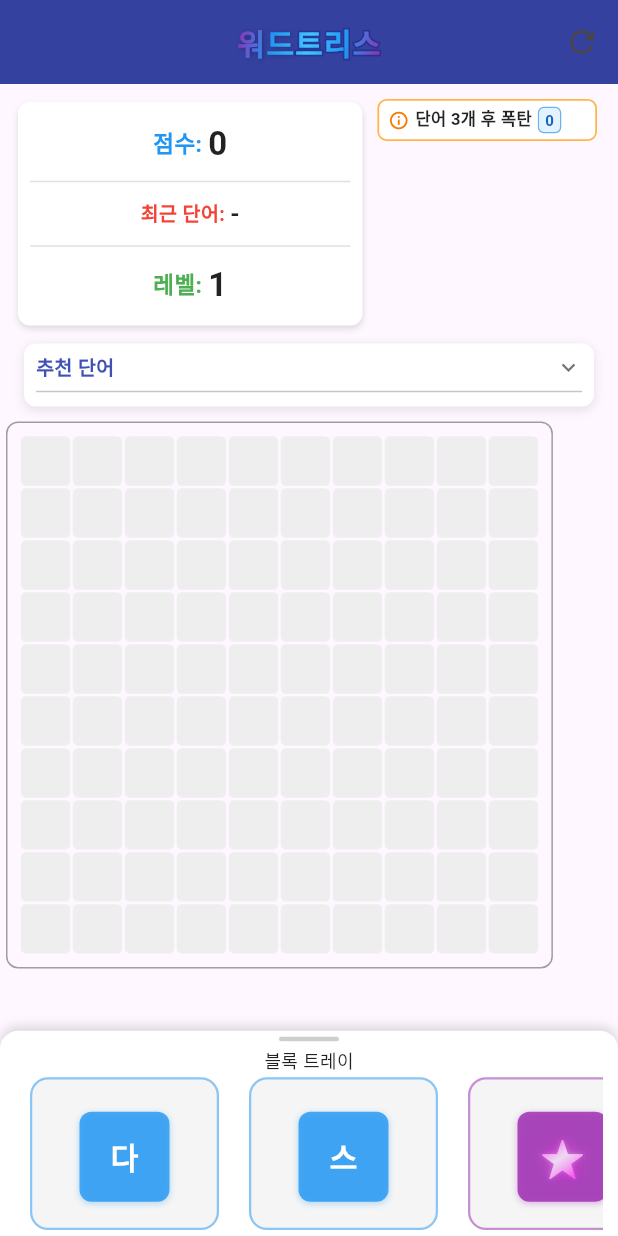
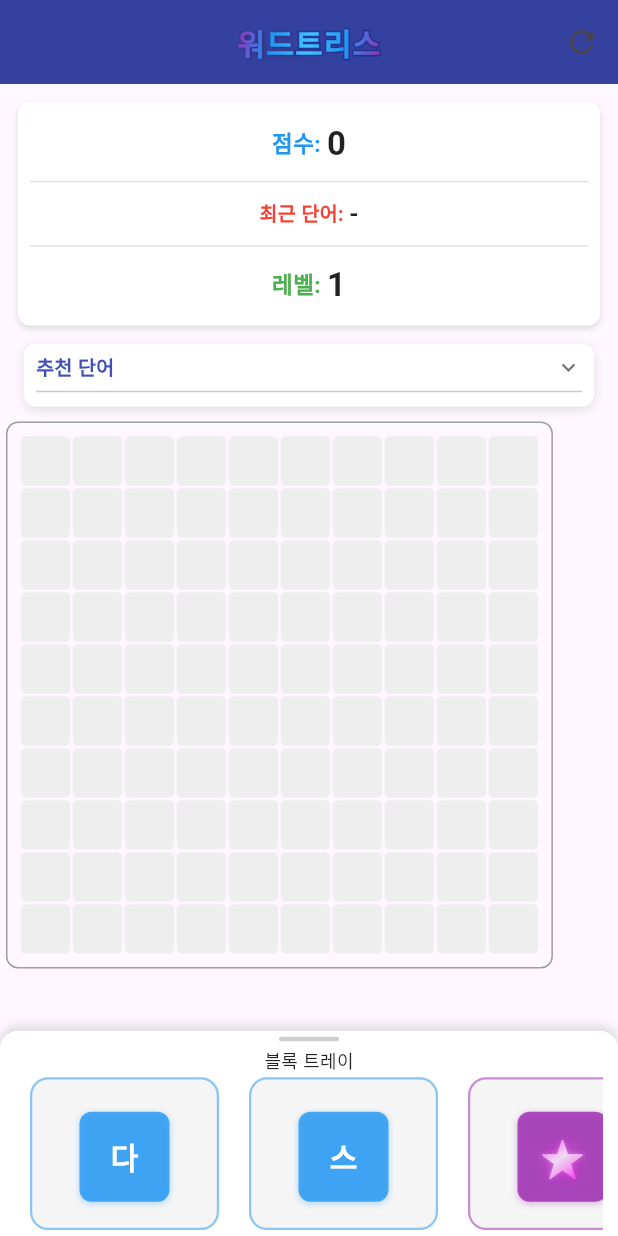
Before and after one commit to BongsooJeong/wordtris, a Flutter app: the screen it shows after launch, on a phone screen of 412 x 824 dp. Run offline on Flutter 3.47's test engine with Material 3 defaults, Android fonts, the phone set to English and light mode, and no system bars; our stand-ins replace sqflite; accounts and stored records are empty; statements that could not run were skipped.

Commit message:
폭탄 표시기 기능 제거: bomb_indicator.dart 파일 삭제, game_layout.dart에서 BombIndicator 위젯 사용 코드 제거, game_screen.dart에서 BombIndicator 관련 주석 제거

```diff
--- a/lib/screens/game_screen.dart
+++ b/lib/screens/game_screen.dart
@@ -37,9 +37,6 @@ import '../widgets/word_suggestions.dart';
 /// UI 구성 메서드:
 /// - build(BuildContext context): Widget
 ///   전체 게임 화면 구성
-///
-/// - _buildBombIndicator(GameProvider gameProvider): Widget
-///   폭탄 생성 상태 표시 위젯 구성
 
 /// 게임 화면 위젯
 class GameScreen extends StatefulWidget {
--- a/lib/widgets/bomb_indicator.dart
+++ /dev/null
@@ -1,266 +0,0 @@
-import 'package:flutter/material.dart';
-import '../providers/game_provider.dart';
-
-/// 폭탄 생성 상태를 표시하는 위젯
-class BombIndicator extends StatelessWidget {
-  final GameProvider gameProvider;
-  final bool isCompactMode; // 모바일 뷰를 위한 컴팩트 모드
-
-  const BombIndicator({
-    Key? key,
-    required this.gameProvider,
-    this.isCompactMode = false, // 기본값은 일반 모드
-  }) : super(key: key);
-
-  @override
-  Widget build(BuildContext context) {
-    // 폭탄 생성까지 남은 턴 수 계산 (3의 배수마다 생성)
-    int clearedWords = gameProvider.wordClearCount;
-    int remainingTurns = 3 - (clearedWords % 3);
-    bool bombActive = remainingTurns == 0 || gameProvider.bombGenerated;
-
-    // 화면 크기 확인
-    final screenWidth = MediaQuery.of(context).size.width;
-    final isSmallScreen = screenWidth < 360;
-    final isVerySmallScreen = screenWidth < 320;
-
-    // 상태 텍스트 및 색상 설정 (화면 크기에 따라 다르게)
-    String statusText = bombActive
-        ? '💣 폭탄 준비!'
-        : isCompactMode
-            ? isVerySmallScreen
-                ? '폭탄 준비중'
-                : isSmallScreen
-                    ? '폭탄 준비중'
-                    : '단어 3개 후 폭탄'
-            : isSmallScreen
-                ? '단어 3개 완성 후 폭탄 등장'
-                : '단어 3개 완성 후 폭탄이 나타납니다';
-
-    Color borderColor = bombActive ? Colors.red : Colors.orange.shade300;
-    Color bgColor = bombActive ? Colors.red.shade50 : Colors.white;
-    Color textColor = bombActive ? Colors.red.shade700 : Colors.black87;
-
-    // 가장 컴팩트한 디자인 (컴팩트 모드 + 매우 작은 화면)
-    if (isCompactMode && isVerySmallScreen) {
-      return Container(
-        padding: const EdgeInsets.symmetric(vertical: 2.0, horizontal: 4.0),
-        margin: const EdgeInsets.symmetric(vertical: 1.0, horizontal: 2.0),
-        decoration: BoxDecoration(
-          color: bgColor,
-          borderRadius: BorderRadius.circular(4.0),
-          border: Border.all(
-            color: borderColor,
-            width: 1.0,
-          ),
-        ),
-        child: Row(
-          mainAxisSize: MainAxisSize.min,
-          children: [
-            Icon(
-              bombActive ? Icons.warning_amber : Icons.info_outline,
-              color: bombActive ? Colors.red : Colors.orange.shade700,
-              size: 10,
-            ),
-            const SizedBox(width: 2),
-            Flexible(
-              child: Text(
-                statusText,
-                style: TextStyle(
-                  fontSize: 9,
-                  fontWeight: FontWeight.bold,
-                  color: textColor,
-                ),
-                maxLines: 1,
-                overflow: TextOverflow.ellipsis,
-              ),
-            ),
-            const SizedBox(width: 2),
-            Text(
-              '($clearedWords)',
-              style: TextStyle(
-                fontSize: 8,
-                fontWeight: FontWeight.bold,
-                color: Colors.blue.shade700,
-              ),
-            ),
-          ],
-        ),
-      );
-    }
-
-    // 컴팩트 모드 디자인 (일반 작은 화면)
-    if (isCompactMode) {
-      return Container(
-        padding: EdgeInsets.symmetric(
-          vertical: isSmallScreen ? 3.0 : 4.0,
-          horizontal: isSmallScreen ? 4.0 : 6.0,
-        ),
-        margin: EdgeInsets.symmetric(
-          vertical: isSmallScreen ? 1.0 : 2.0,
-          horizontal: isSmallScreen ? 4.0 : 6.0,
-        ),
-        decoration: BoxDecoration(
-          color: bgColor,
-          borderRadius: BorderRadius.circular(6.0),
-          border: Border.all(
-            color: borderColor,
-            width: 1.2,
-          ),
-        ),
-        child: Row(
-          mainAxisSize: MainAxisSize.min,
-          children: [
-            Icon(
-              bombActive ? Icons.warning_amber : Icons.info_outline,
-              color: bombActive ? Colors.red : Colors.orange.shade700,
-              size: isSmallScreen ? 12 : 14,
-            ),
-            SizedBox(width: isSmallScreen ? 2 : 4),
-            Flexible(
-              child: Text(
-                statusText,
-                style: TextStyle(
-                  fontSize: isSmallScreen ? 10 : 11,
-                  fontWeight: FontWeight.bold,
-                  color: textColor,
-                ),
-                maxLines: 1,
-                overflow: TextOverflow.ellipsis,
-              ),
-            ),
-            SizedBox(width: isSmallScreen ? 2 : 4),
-            Container(
-              padding: EdgeInsets.symmetric(
-                horizontal: isSmallScreen ? 3.0 : 4.0,
-                vertical: 1.0,
-              ),
-              decoration: BoxDecoration(
-                color: Colors.blue.shade50,
-                borderRadius: BorderRadius.circular(4.0),
-                border: Border.all(color: Colors.blue.shade300, width: 0.8),
-              ),
-              child: Text(
-                '$clearedWords',
-                style: TextStyle(
-                  fontSize: isSmallScreen ? 9 : 10,
-                  fontWeight: FontWeight.bold,
-                  color: Colors.blue.shade800,
-                ),
-              ),
-            ),
-          ],
-        ),
-      );
-    }
-
-    // 일반 모드에서 작은 화면 처리
-    if (isSmallScreen) {
-      // 일반 작은 화면 디자인
-      return Container(
-        padding: const EdgeInsets.symmetric(vertical: 6.0, horizontal: 8.0),
-        margin: const EdgeInsets.symmetric(vertical: 2.0, horizontal: 8.0),
-        decoration: BoxDecoration(
-          color: bgColor,
-          borderRadius: BorderRadius.circular(8.0),
-          border: Border.all(
-            color: borderColor,
-            width: 1.5,
-          ),
-        ),
-        child: Row(
-          mainAxisSize: MainAxisSize.min,
-          children: [
-            Icon(
-              bombActive ? Icons.warning_amber : Icons.info_outline,
-              color: bombActive ? Colors.red : Colors.orange.shade700,
-              size: 18,
-            ),
-            const SizedBox(width: 4),
-            Flexible(
-              child: Text(
-                statusText,
-                style: TextStyle(
-                  fontSize: 12,
-                  fontWeight: FontWeight.bold,
-                  color: textColor,
-                ),
-                maxLines: 1,
-                overflow: TextOverflow.ellipsis,
-              ),
-            ),
-            const SizedBox(width: 4),
-            Text(
-              '($clearedWords)',
-              style: TextStyle(
-                fontSize: 12,
-                fontWeight: FontWeight.bold,
-                color: Colors.blue.shade700,
-              ),
-            ),
-          ],
-        ),
-      );
-    }
-
-    // 원래 디자인 (일반 화면)
-    return Container(
-      padding: const EdgeInsets.symmetric(vertical: 6.0, horizontal: 8.0),
-      margin: const EdgeInsets.symmetric(vertical: 2.0, horizontal: 8.0),
-      decoration: BoxDecoration(
-        color: bgColor,
-        borderRadius: BorderRadius.circular(8.0),
-        border: Border.all(
-          color: borderColor,
-          width: 1.5,
-        ),
-      ),
-      child: Wrap(
-        alignment: WrapAlignment.center,
-        crossAxisAlignment: WrapCrossAlignment.center,
-        spacing: 8,
-        runSpacing: 4,
-        children: [
-          Row(
-            mainAxisSize: MainAxisSize.min,
-            children: [
-              Icon(
-                bombActive ? Icons.warning_amber : Icons.info_outline,
-                color: bombActive ? Colors.red : Colors.orange.shade700,
-                size: 20,
-              ),
-              const SizedBox(width: 4),
-              Flexible(
-                child: Text(
-                  statusText,
-                  style: TextStyle(
-                    fontSize: 14,
-                    fontWeight: FontWeight.bold,
-                    color: textColor,
-                  ),
-                  overflow: TextOverflow.ellipsis,
-                ),
-              ),
-            ],
-          ),
-          Container(
-            padding: const EdgeInsets.symmetric(horizontal: 6.0, vertical: 2.0),
-            decoration: BoxDecoration(
-              color: Colors.blue.shade50,
-              borderRadius: BorderRadius.circular(4.0),
-              border: Border.all(color: Colors.blue.shade300, width: 1.0),
-            ),
-            child: Text(
-              '총 완성 단어: $clearedWords',
-              style: TextStyle(
-                fontSize: 13,
-                fontWeight: FontWeight.bold,
-                color: Colors.blue.shade800,
-              ),
-            ),
-          ),
-        ],
-      ),
-    );
-  }
-}
--- a/lib/widgets/game_layout.dart
+++ b/lib/widgets/game_layout.dart
@@ -5,7 +5,6 @@ import '../widgets/game_grid.dart';
 import '../widgets/block_tray.dart';
 import '../widgets/score_display.dart';
 import '../widgets/word_suggestions.dart';
-import '../widgets/bomb_indicator.dart';
 import '../widgets/animated_title.dart';
 
 /// 게임 화면의 레이아웃을 관리하는 위젯
@@ -75,15 +74,6 @@ class GameLayout extends StatelessWidget {
                       lastWord: gameProvider.lastCompletedWord,
                       lastWordPoints: gameProvider.lastWordPoints,
                       isCompactMode: true, // 세로 배치 모드 활성화
-                    ),
-                  ),
-
-                  // 폭탄 인디케이터 (오른쪽 세로 배치)
-                  Expanded(
-                    flex: 2,
-                    child: BombIndicator(
-                      gameProvider: gameProvider,
-                      isCompactMode: true, // 컴팩트 모드 활성화
                     ),
                   ),
                 ],
@@ -192,15 +182,6 @@ class GameLayout extends StatelessWidget {
                 ),
               ),
             ),
-
-            // 폭탄 인디케이터 (오른쪽)
-            Expanded(
-              flex: 2,
-              child: BombIndicator(
-                gameProvider: gameProvider,
-                isCompactMode: screenWidth < 720, // 작은 태블릿에서만 컴팩트 모드
-              ),
-            ),
           ],
         ),
 
@@ -301,12 +282,6 @@ class GameLayout extends StatelessWidget {
                                 ),
                               ),
                             ),
-
-                            // 폭탄 인디케이터 (오른쪽)
-                            Expanded(
-                              flex: 1,
-                              child: BombIndicator(gameProvider: gameProvider),
-                            ),
                           ],
                         ),
 
```
